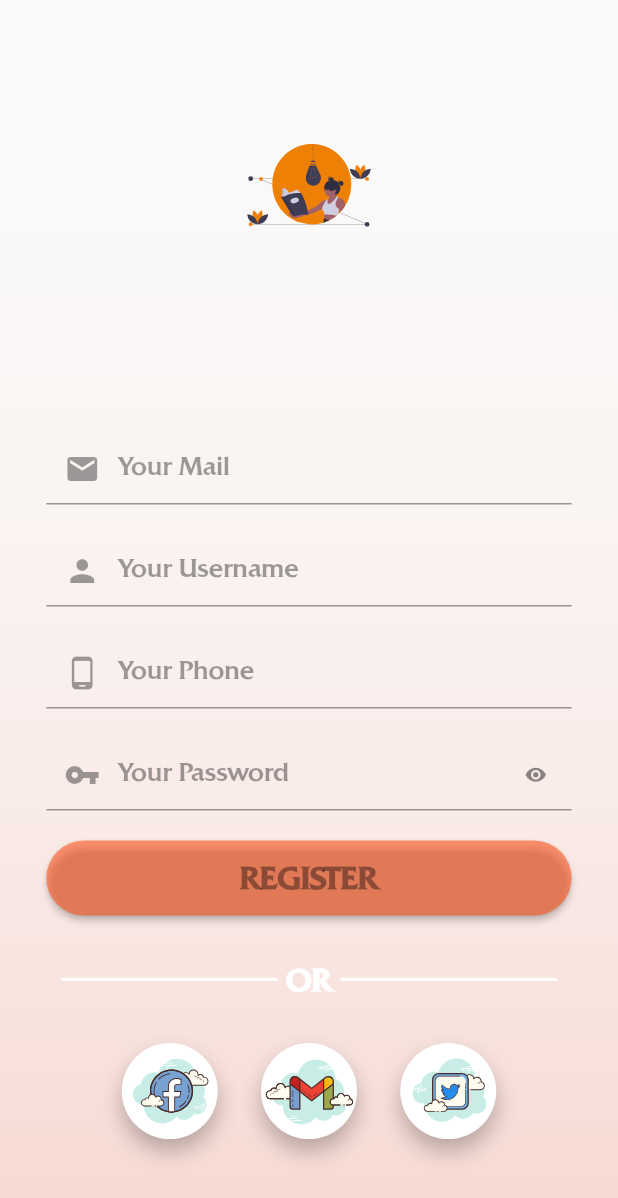
After one commit to familyas/APP_LIBRARY, a Flutter app: the screen it shows after launch, after a tap on "SIGN UP", on a phone screen of 412 x 824 dp. The commit adds this screen. Shown: the top 1198 px of the screen. Run offline on Flutter 3.47's test engine with Material 2 defaults, Android fonts, the light colour scheme and no system bars; drawn by our look-alikes of rounded_loading_button; our stand-ins replace flutter_svg.

Commit message:
penambahan register

```diff
--- a/lib/pages/auth/login_page.dart
+++ b/lib/pages/auth/login_page.dart
@@ -1,3 +1,4 @@
+import 'package:app_library/pages/auth/register_page.dart';
 import 'package:app_library/theme/style.dart';
 import 'package:flutter/material.dart';
 import 'package:flutter/rendering.dart';
@@ -133,11 +134,19 @@ class _LoginPageState extends State<LoginPage> {
                   SizedBox(
                     width: MediaQuery.of(context).size.width * 0.01,
                   ),
-                  Text(
-                    'SIGN UP',
-                    style: TextStyle(
-                      color: themeOranges,
-                      fontWeight: FontWeight.w900,
+                  GestureDetector(
+                    onTap: () {
+                      Navigator.push(context,
+                          MaterialPageRoute(builder: (context) {
+                        return RegisterPage();
+                      }));
+                    },
+                    child: Text(
+                      'SIGN UP',
+                      style: TextStyle(
+                        color: themeOranges,
+                        fontWeight: FontWeight.w900,
+                      ),
                     ),
                   )
                 ],
--- /dev/null
+++ b/lib/pages/auth/register_page.dart
@@ -0,0 +1,287 @@
+import 'package:app_library/theme/style.dart';
+import 'package:flutter/material.dart';
+import 'package:flutter_svg/flutter_svg.dart';
+import 'package:rounded_loading_button/rounded_loading_button.dart';
+
+class RegisterPage extends StatefulWidget {
+  const RegisterPage({Key? key}) : super(key: key);
+
+  @override
+  _RegisterPageState createState() => _RegisterPageState();
+}
+
+class _RegisterPageState extends State<RegisterPage> {
+  RoundedLoadingButtonController _register =
+      new RoundedLoadingButtonController();
+  @override
+  Widget build(BuildContext context) {
+    return Scaffold(
+      body: Container(
+        width: MediaQuery.of(context).size.width,
+        height: MediaQuery.of(context).size.height,
+        decoration: BoxDecoration(
+          gradient: bgGradient(),
+        ),
+        child: SafeArea(
+          child: SingleChildScrollView(
+            child: Column(
+              children: [
+                SizedBox(
+                  height: MediaQuery.of(context).size.height * 0.05,
+                ),
+                SvgPicture.asset(
+                  'assets/svg/logo3.svg',
+                  width: MediaQuery.of(context).size.width * 0.2,
+                  height: MediaQuery.of(context).size.height * 0.2,
+                ),
+                SizedBox(
+                  height: MediaQuery.of(context).size.height * 0.1,
+                ),
+                Column(
+                  children: [
+                    Container(
+                      width: MediaQuery.of(context).size.width * 0.85,
+                      child: TextField(
+                        autocorrect: false,
+                        obscureText: false,
+                        cursorColor: themeOranges,
+                        decoration: InputDecoration(
+                          prefixIcon: Icon(
+                            Icons.mail,
+                            color: Colors.black38,
+                          ),
+                          hintText: 'Your Mail',
+                          hintStyle: TextStyle(
+                            color: Colors.black38,
+                            fontFamily: 'quadrat',
+                            fontSize: 16,
+                          ),
+                          focusedBorder: OutlineInputBorder(
+                            borderRadius: BorderRadius.circular(15),
+                            borderSide: BorderSide(
+                              color: themeOranges,
+                              width: 4,
+                            ),
+                          ),
+                        ),
+                      ),
+                    ),
+                    SizedBox(
+                      height: 20,
+                    ),
+                    Container(
+                      width: MediaQuery.of(context).size.width * 0.85,
+                      child: TextField(
+                        autocorrect: false,
+                        obscureText: false,
+                        cursorColor: themeOranges,
+                        decoration: InputDecoration(
+                          prefixIcon: Icon(
+                            Icons.person,
+                            color: Colors.black38,
+                          ),
+                          hintText: 'Your Username',
+                          hintStyle: TextStyle(
+                            color: Colors.black38,
+                            fontFamily: 'quadrat',
+                            fontSize: 16,
+                          ),
+                          focusedBorder: OutlineInputBorder(
+                            borderRadius: BorderRadius.circular(15),
+                            borderSide: BorderSide(
+                              color: themeOranges,
+                              width: 4,
+                            ),
+                          ),
+                        ),
+                      ),
+                    ),
+                    SizedBox(
+                      height: 20,
+                    ),
+                    Container(
+                      width: MediaQuery.of(context).size.width * 0.85,
+                      child: TextField(
+                        autocorrect: false,
+                        obscureText: false,
+                        cursorColor: themeOranges,
+                        decoration: InputDecoration(
+                          prefixIcon: Icon(
+                            Icons.phone_android,
+                            color: Colors.black38,
+                          ),
+                          hintText: 'Your Phone',
+                          hintStyle: TextStyle(
+                            color: Colors.black38,
+                            fontFamily: 'quadrat',
+                            fontSize: 16,
+                          ),
+                          focusedBorder: OutlineInputBorder(
+                            borderRadius: BorderRadius.circular(15),
+                            borderSide: BorderSide(
+                              color: themeOranges,
+                              width: 4,
+                            ),
+                          ),
+                        ),
+                      ),
+                    ),
+                    SizedBox(
+                      height: 20,
+                    ),
+                    Container(
+                      width: MediaQuery.of(context).size.width * 0.85,
+                      child: TextField(
+                        autocorrect: false,
+                        obscureText: true,
+                        cursorColor: themeOranges,
+                        decoration: InputDecoration(
+                          prefixIcon: Icon(
+                            Icons.vpn_key,
+                            color: Colors.black38,
+                          ),
+                          suffixIcon: Icon(
+                            Icons.remove_red_eye,
+                            size: 15,
+                          ),
+                          hintText: 'Your Password',
+                          hintStyle: TextStyle(
+                            color: Colors.black38,
+                            fontFamily: 'quadrat',
+                            fontSize: 16,
+                          ),
+                          focusedBorder: OutlineInputBorder(
+                            borderRadius: BorderRadius.circular(15),
+                            borderSide: BorderSide(
+                              color: themeOranges,
+                              width: 4,
+                            ),
+                          ),
+                        ),
+                      ),
+                    ),
+                    SizedBox(
+                      height: 20,
+                    ),
+                    RoundedLoadingButton(
+                      controller: _register,
+                      onPressed: () {},
+                      child: Text(
+                        'REGISTER',
+                        style: TextStyle(
+                            color: Colors.black38,
+                            fontFamily: 'quadrat',
+                            fontSize: 20,
+                            fontWeight: FontWeight.bold),
+                      ),
+                      width: MediaQuery.of(context).size.width * 0.85,
+                      color: themeOranges,
+                    ),
+                    SizedBox(
+                      height: 30,
+                    ),
+                    Row(
+                      mainAxisAlignment: MainAxisAlignment.center,
+                      children: [
+                        Container(
+                          width: MediaQuery.of(context).size.width * 0.35,
+                          height: 2,
+                          color: Colors.white,
+                        ),
+                        Text(
+                          " OR ",
+                          style: TextStyle(
+                            color: Colors.white,
+                            fontWeight: FontWeight.bold,
+                            fontFamily: 'quadrat',
+                            fontSize: 20,
+                          ),
+                        ),
+                        Container(
+                          width: MediaQuery.of(context).size.width * 0.35,
+                          height: 2,
+                          color: Colors.white,
+                        ),
+                      ],
+                    ),
+                    SizedBox(
+                      height: 30,
+                    ),
+                    Row(
+                      mainAxisAlignment: MainAxisAlignment.center,
+                      children: [
+                        Container(
+                          padding: EdgeInsets.all(2),
+                          decoration: BoxDecoration(
+                            color: Colors.white,
+                            shape: BoxShape.circle,
+                            boxShadow: [
+                              BoxShadow(
+                                color: Colors.black26,
+                                blurRadius: 12,
+                                offset: Offset(0, 8),
+                              )
+                            ],
+                          ),
+                          child: SvgPicture.asset(
+                            'assets/svg/facebook.svg',
+                            width: 60,
+                            height: 60,
+                          ),
+                        ),
+                        SizedBox(
+                          width: MediaQuery.of(context).size.width * 0.07,
+                        ),
+                        Container(
+                          padding: EdgeInsets.all(2),
+                          decoration: BoxDecoration(
+                            color: Colors.white,
+                            shape: BoxShape.circle,
+                            boxShadow: [
+                              BoxShadow(
+                                color: Colors.black26,
+                                blurRadius: 12,
+                                offset: Offset(0, 8),
+                              )
+                            ],
+                          ),
+                          child: SvgPicture.asset(
+                            'assets/svg/gmail.svg',
+                            width: 60,
+                            height: 60,
+                          ),
+                        ),
+                        SizedBox(
+                          width: MediaQuery.of(context).size.width * 0.07,
+                        ),
+                        Container(
+                          padding: EdgeInsets.all(2),
+                          decoration: BoxDecoration(
+                            color: Colors.white,
+                            shape: BoxShape.circle,
+                            boxShadow: [
+                              BoxShadow(
+                                color: Colors.black26,
+                                blurRadius: 12,
+                                offset: Offset(0, 8),
+                              )
+                            ],
+                          ),
+                          child: SvgPicture.asset(
+                            'assets/svg/twitter.svg',
+                            width: 60,
+                            height: 60,
+                          ),
+                        ),
+                      ],
+                    )
+                  ],
+                )
+              ],
+            ),
+          ),
+        ),
+      ),
+    );
+  }
+}
```
Also changed, not shown: assets/svg/facebook.svg (added), assets/svg/gmail.svg (added), assets/svg/twitter.svg (added).
